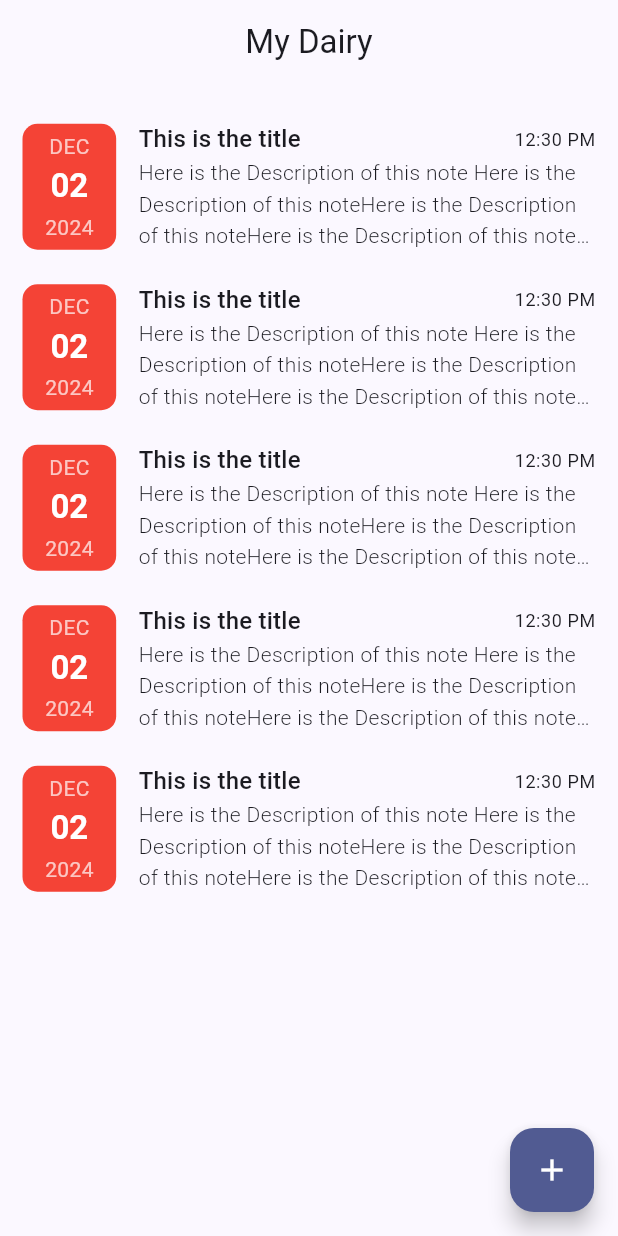
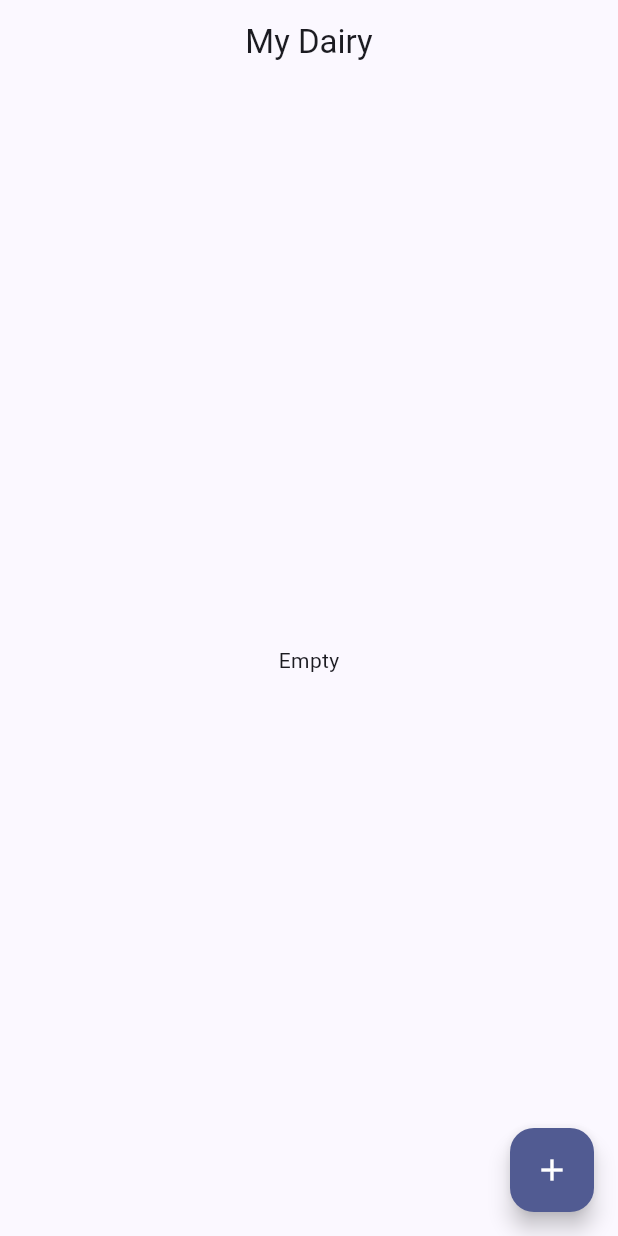
Before and after one commit to amAkshay18/Journal-App, a Flutter app: the screen it shows after launch, on a phone screen of 412 x 824 dp. Run offline on Flutter 3.47's test engine with Material 3 defaults, Android fonts, the phone set to English and light mode, and no system bars; our stand-ins replace sqflite; accounts and stored records are empty.

```diff
--- a/lib/main.dart
+++ b/lib/main.dart
@@ -2,6 +2,7 @@ import 'package:flutter/material.dart';
 import 'package:journal/screens/home/home_screen.dart';
 
 void main() {
+  WidgetsFlutterBinding.ensureInitialized();
   runApp(const MyApp());
 }
 
--- /dev/null
+++ b/lib/models/note.dart
@@ -0,0 +1,19 @@
+class Note {
+  int? id;
+  String title, description;
+  DateTime createdAt;
+
+  Note(
+      {this.id,
+      required this.title,
+      required this.description,
+      required this.createdAt});
+
+  Map<String, dynamic> toMap() {
+    return {
+      'title': title,
+      'description': description,
+      'createdAt': createdAt.toString()
+    };
+  }
+}
--- /dev/null
+++ b/lib/repository/notes_repository.dart
@@ -0,0 +1,44 @@
+import 'package:journal/models/note.dart';
+import 'package:path/path.dart';
+import 'package:sqflite/sqflite.dart';
+
+class NotesRepository {
+  static const _dbName = 'notes_database.db';
+  static const _tableName = 'notes';
+
+  static Future<Database> _database() async {
+    final database = openDatabase(
+      join(await getDatabasesPath(), _dbName),
+      onCreate: (db, version) {
+        return db.execute(
+          'CREATE TABLE $_tableName(id INTEGER PRIMARY KEY, title TEXT, description TEXT, createdAt TEXT)',
+        );
+      },
+      version: 1,
+    );
+    return database;
+  }
+
+// if the function is static, then there is no need to create an object to call it.
+  static insert({required Note note}) async {
+    final db = await _database();
+    await db.insert(
+      _tableName,
+      note.toMap(),
+      conflictAlgorithm: ConflictAlgorithm.replace,
+    );
+  }
+
+  static Future<List<Note>> getNotes() async {
+    final db = await _database();
+    final List<Map<String, dynamic>> maps = await db.query(_tableName);
+    return List.generate(maps.length, (i) {
+      return Note(
+        id: maps[i]['id'] as int,
+        title: maps[i]['title'] as String,
+        description: maps[i]['description'] as String,
+        createdAt: DateTime.parse(maps[i]['createdAt']),
+      );
+    });
+  }
+}
--- a/lib/screens/home/home_screen.dart
+++ b/lib/screens/home/home_screen.dart
@@ -1,4 +1,5 @@
 import 'package:flutter/material.dart';
+import 'package:journal/repository/notes_repository.dart';
 import 'package:journal/screens/add_note/add_note_screen.dart';
 import 'package:journal/screens/home/widgets/item_note.dart';
 
@@ -19,15 +20,27 @@ class _HomeScreenState extends State<HomeScreen> {
         ),
         centerTitle: true,
       ),
-      body: ListView(
-        padding: const EdgeInsets.all(15),
-        children: const [
-          ItemNote(),
-          ItemNote(),
-          ItemNote(),
-          ItemNote(),
-          ItemNote(),
-        ],
+      body: FutureBuilder(
+        future: NotesRepository.getNotes(),
+        builder: (context, snapshot) {
+          if (snapshot.connectionState == ConnectionState.done) {
+            if (snapshot.data == null || snapshot.data!.isEmpty) {
+              return const Center(
+                child: Text('Empty'),
+              );
+            }
+            return ListView(
+              padding: const EdgeInsets.all(15),
+              children: [
+                for (var note in snapshot.data!)
+                  ItemNote(
+                    note: note,
+                  ),
+              ],
+            );
+          }
+          return const SizedBox();
+        },
       ),
       floatingActionButton: FloatingActionButton(
         onPressed: () {
--- a/lib/screens/home/widgets/item_note.dart
+++ b/lib/screens/home/widgets/item_note.dart
@@ -1,7 +1,9 @@
 import 'package:flutter/material.dart';
+import 'package:journal/models/note.dart';
 
 class ItemNote extends StatelessWidget {
-  const ItemNote({super.key});
+  final Note note;
+  const ItemNote({super.key, required this.note});
 
   @override
   Widget build(BuildContext context) {
@@ -49,7 +51,7 @@ class ItemNote extends StatelessWidget {
                   children: [
                     Expanded(
                       child: Text(
-                        'This is the title',
+                        note.title,
                         style: Theme.of(context).textTheme.titleMedium,
                         maxLines: 1,
                         overflow: TextOverflow.ellipsis,
@@ -61,9 +63,9 @@ class ItemNote extends StatelessWidget {
                     )
                   ],
                 ),
-                const Text(
-                  'Here is the Description of this note Here is the Description of this noteHere is the Description of this noteHere is the Description of this noteHere is the Description of this noteHere is the Description of this noteHere is the Description of this noteHere is the Description of this note',
-                  style: TextStyle(
+                Text(
+                  note.description,
+                  style: const TextStyle(
                     fontWeight: FontWeight.w300,
                     height: 1.5,
                   ),
--- a/pubspec.yaml
+++ b/pubspec.yaml
@@ -37,6 +37,7 @@ dependencies:
   cupertino_icons: ^1.0.6
   sqflite: ^2.3.3+1
   path: ^1.9.0
+  intl: ^0.19.0
 
 dev_dependencies:
   flutter_test:
```
Also changed, not shown: lib/screens/add_note/add_note_screen.dart (+28 -1 lines), pubspec.lock.
